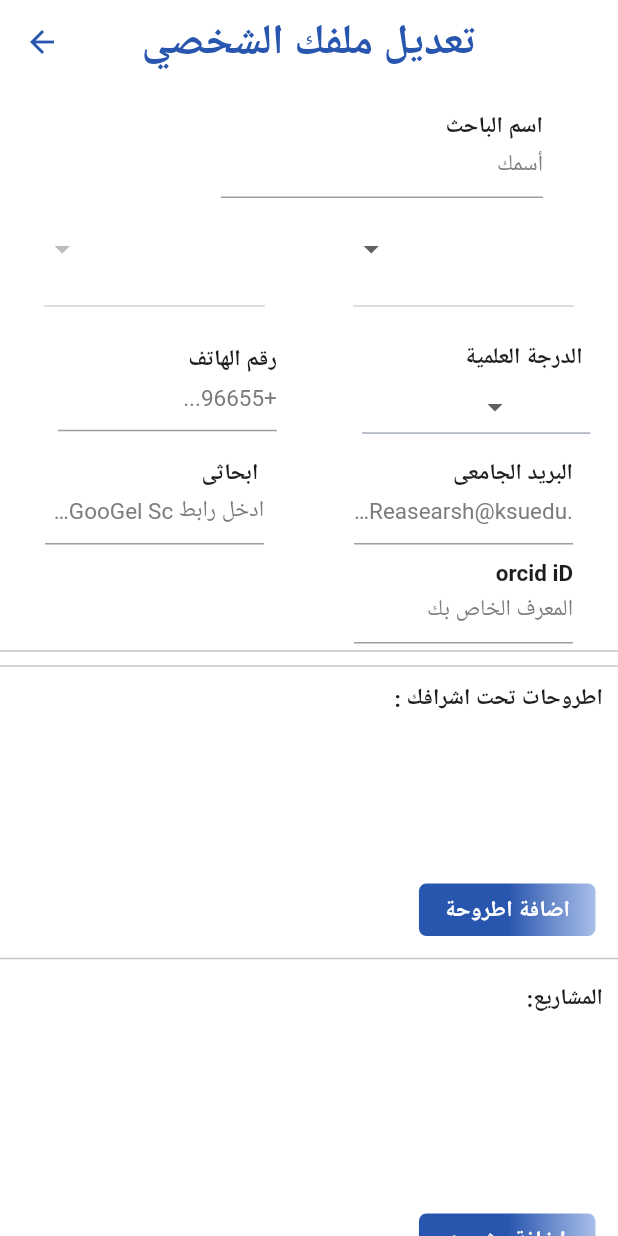
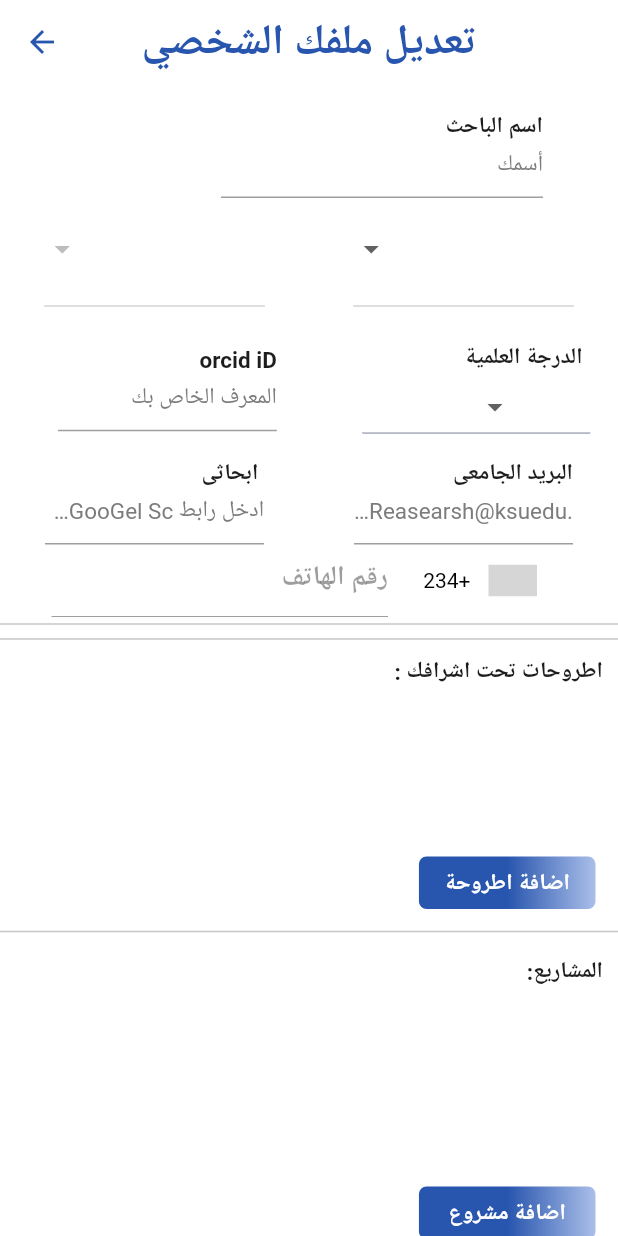
Before and after one commit to haneengheas/aban, a Flutter app: the EditProfile screen opened directly, on a phone screen of 412 x 824 dp. Run offline on Flutter 3.47's test engine with Material 2 defaults, Android fonts, the phone set to English and light mode, and no system bars; drawn by our look-alikes of intl_phone_number_input; our stand-ins replace awesome_dialog, cloud_firestore, emoji_picker_flutter, firebase_auth, firebase_core, firebase_messaging and 4 more; missing offline and left inert: flutter_email_sender, quds_ui_kit; accounts and stored records are empty; Roboto replaces fonts that are missing (Cairo); grey boxes are pictures that could not be loaded.

Commit message:
صلي عى محمد

```diff
--- a/lib/screens/profile/eidt_profile/view.dart
+++ b/lib/screens/profile/eidt_profile/view.dart
@@ -22,6 +22,7 @@ import 'package:firebase_storage/firebase_storage.dart';
 import 'package:flutter/material.dart';
 import 'package:google_fonts/google_fonts.dart';
 import 'package:image_picker/image_picker.dart';
+import 'package:intl_phone_number_input/intl_phone_number_input.dart';
 import 'package:path/path.dart' as path;
 import 'package:provider/provider.dart';
 
@@ -48,8 +49,24 @@ class _EditProfileState extends State<EditProfile> {
   String? college;
   String? department;
 
+
+  final GlobalKey<FormState> formKy = GlobalKey<FormState>();
+
+  final TextEditingController controller = TextEditingController();
+  String initialCountry = 'NG';
+  PhoneNumber number = PhoneNumber(isoCode: 'NG');
+
+  void getPhoneNumber(String phoneNumber) async {
+    PhoneNumber number =
+    await PhoneNumber.getRegionInfoFromPhoneNumber(phoneNumber, 'US');
+
+    setState(() {
+      this.number = number;
+    });
+  }
+
+
   List<String> selectedDepartment = <String>[];
-
   getData() async {
     DocumentSnapshot documentSnapshot2 = await FirebaseFirestore.instance
         .collection("member")
@@ -374,24 +391,44 @@ class _EditProfileState extends State<EditProfile> {
                       ],
                     ),
                     // widget of number
+
                         SizedBox(
                           width: sizeFromWidth(context, 2),
                           child: TextFieldUser(
                             onChanged: (val) {
-                          prov.phone = val;
+                              prov.id = val;
                             },
                             validator: (value) {
                               if (value.isEmpty) {
-                            return 'برجاءادخال رقم الهاتف ';
+                                return 'برجاءادخال المعرف الخاص بك ';
                               }
                             },
-                        controller: phone,
-                        hintText: "+96655...",
-                        labelText: "رقم الهاتف",
+                            controller: id,
+                            hintText: "المعرف الخاص بك",
+                            labelText: "orcid iD",
                             scure: false,
-                        // initialValue: phone,
+                            // initialValue: id,
                           ),
                         ),
+
+                    // SizedBox(
+                    //   width: sizeFromWidth(context, 2),
+                    //   child: TextFieldUser(
+                    //     onChanged: (val) {
+                    //       prov.phone = val;
+                    //     },
+                    //     validator: (value) {
+                    //       if (value.isEmpty) {
+                    //         return 'برجاءادخال رقم الهاتف ';
+                    //       }
+                    //     },
+                    //     controller: phone,
+                    //     hintText: "+96655...",
+                    //     labelText: "رقم الهاتف",
+                    //     scure: false,
+                    //     // initialValue: phone,
+                    //   ),
+                    // ),
                   ],
                 ),
                 // widget of email and link
@@ -435,28 +472,47 @@ class _EditProfileState extends State<EditProfile> {
                   ],
                 ),
                 // widget of oricd id
-                Row(
-                  children: [
                 SizedBox(
-                      width: sizeFromWidth(context, 2),
-                      child: TextFieldUser(
-                        onChanged: (val) {
-                          prov.id = val;
+                  width: MediaQuery.of(context).size.width / 1.2,
+                  child: Form(
+                    key: formKy,
+                    child: Container(
+                      child: Column(
+                        mainAxisAlignment: MainAxisAlignment.center,
+                        children: <Widget>[
+                          InternationalPhoneNumberInput(
+                            hintText: 'رقم الهاتف',
+                            textStyle: labelStyle2,
+                            onInputChanged: (PhoneNumber number) {
+                              print(number.phoneNumber);
                             },
-                        validator: (value) {
-                          if (value.isEmpty) {
-                            return 'برجاءادخال المعرف الخاص بك ';
-                          }
+                            onInputValidated: (bool value) {
+                              print(value);
                             },
-                        controller: id,
-                        hintText: "المعرف الخاص بك",
-                        labelText: "orcid iD",
-                        scure: false,
-                        // initialValue: id,
+                            selectorConfig: const SelectorConfig(
+                              selectorType:
+                              PhoneInputSelectorType.BOTTOM_SHEET,
                             ),
+                            ignoreBlank: false,
+                            inputDecoration: const InputDecoration(
+                                enabled: false, hintText: 'رقم الهاتف'),
+                            autoValidateMode: AutovalidateMode.disabled,
+                            selectorTextStyle: TextStyle(color: Colors.black),
+                            initialValue: number,
+                            textFieldController: controller,
+                            formatInput: false,
+                            keyboardType: TextInputType.numberWithOptions(
+                                signed: true, decimal: true),
+                            inputBorder: OutlineInputBorder(),
+                            onSaved: (PhoneNumber number) {
+                              print('On Saved: $number');
+                            },
                           ),
                         ],
                       ),
+                    ),
+                  ),
+                )
               ]),
               // accept theses montor
               provAuth.usertype == 0
--- a/lib/screens/profile/profile/view.dart
+++ b/lib/screens/profile/profile/view.dart
@@ -36,6 +36,7 @@ class _ProfileScreenState extends State<ProfileScreen> {
   void initState() {
     getCompletedTheses();
     getUnCompletedTheses();
+
     searchController.addListener(() {
       filter = searchController.text;
       setState(() {});
```
Also changed, not shown: lib/screens/profile/facultymember/create_profile/view.dart (+8 -2 lines). Lines whose indentation alone changed are shown as unchanged.
